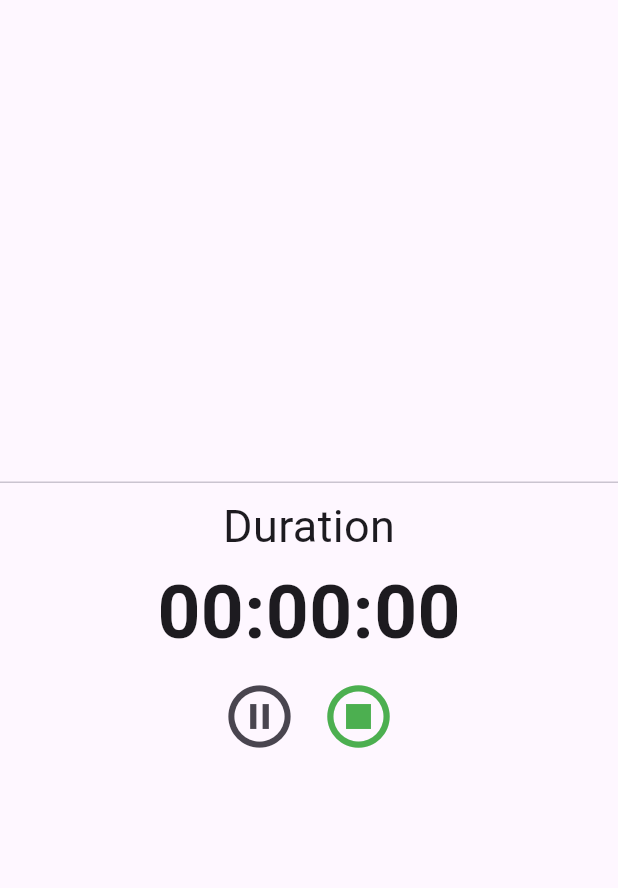
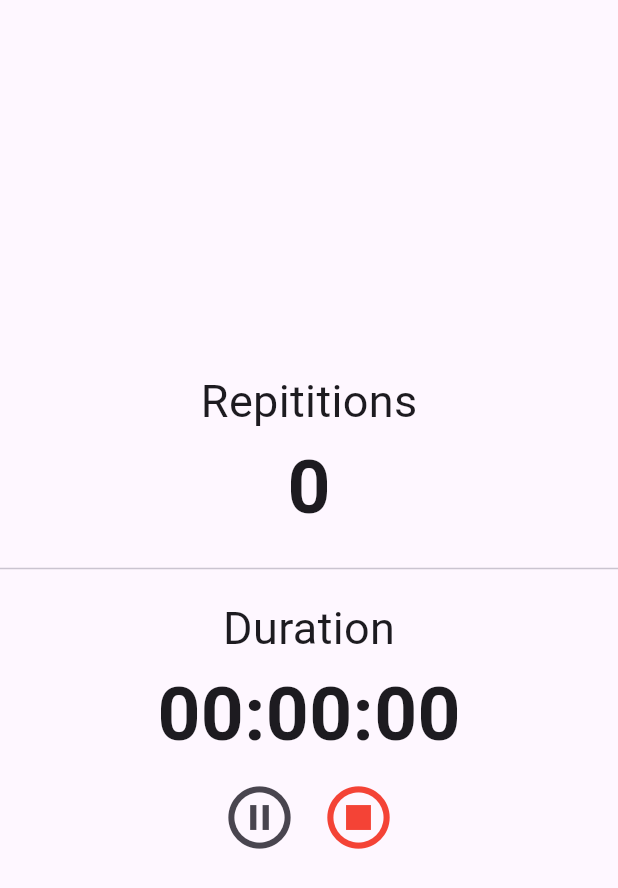
Before and after one commit to JamesMWaller/MobileAndUbiquitousComputing, a Flutter app: the RunningPage screen opened directly, on a phone screen of 412 x 824 dp. Shown: the top 888 px of the screen. Run offline on Flutter 3.47's test engine with Material 3 defaults, Android fonts, the light colour scheme and no system bars; our stand-ins replace curved_navigation_bar, fl_chart, flutter_blue_plus.

Commit message:
Displays reps

```diff
--- a/flutter_ble/lib/NavToolBar/Items/Active_Activity_page.dart
+++ b/flutter_ble/lib/NavToolBar/Items/Active_Activity_page.dart
@@ -46,7 +46,11 @@ class _RunningExercisePage extends State<RunningPage> {
         child: Column(
           mainAxisAlignment: MainAxisAlignment.center,
           children: [
+            Text("Repititions", style: TextStyle(fontSize: 30)),
+            Text("0", style: TextStyle(fontSize: 50, fontWeight: FontWeight.bold)),
+            SizedBox(height: 10),
             Divider(),
+            SizedBox(height: 10),
             Text("Duration", style: TextStyle(fontSize: 30),),
             Text(
               formattedDuration(),
@@ -68,7 +72,7 @@ class _RunningExercisePage extends State<RunningPage> {
                   },
                   icon: toggle
                       ? Icon(Icons.pause_circle_outline, size: 50)
-                      : Icon(Icons.play_circle_outline, size: 50),
+                      : Icon(Icons.play_circle_outline, color: Colors.green, size: 50),
                 ),
                 IconButton(
                   onPressed: () {
@@ -76,7 +80,7 @@ class _RunningExercisePage extends State<RunningPage> {
                     Navigator.of(context).push(MaterialPageRoute(
                         builder: (context) => DetailsPage()));
                   },
-                  icon: Icon(Icons.stop_circle_outlined, color: Colors.green, size: 50),
+                  icon: Icon(Icons.stop_circle_outlined, color: Colors.red, size: 50),
                 )
               ],
             ),
```
